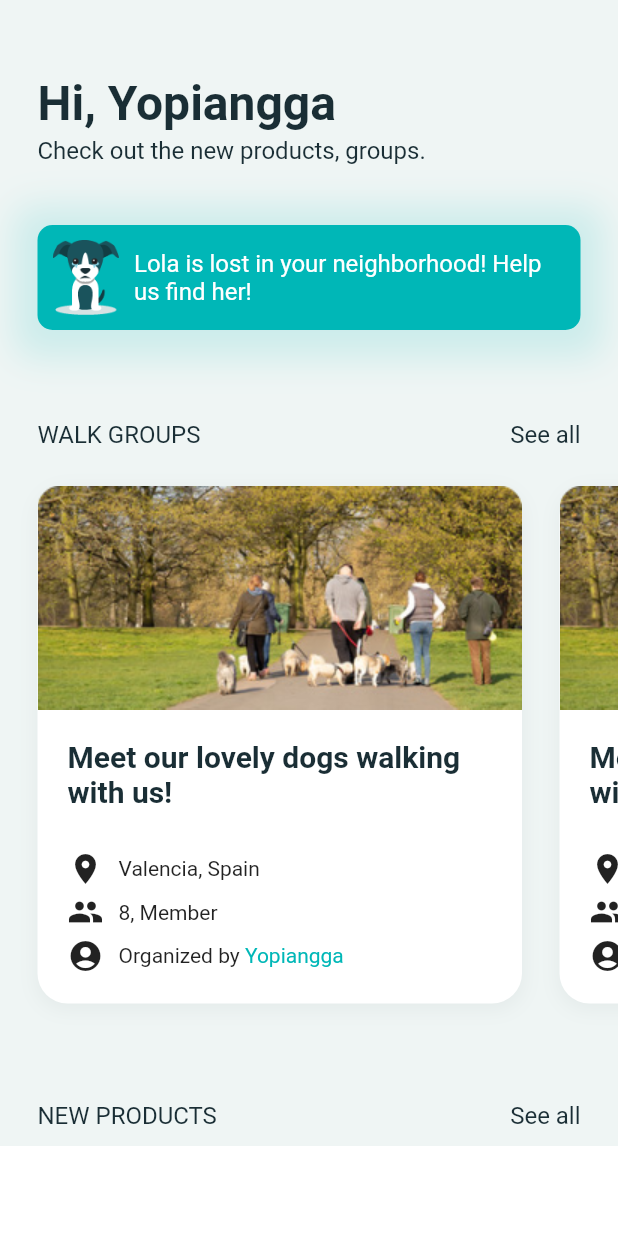
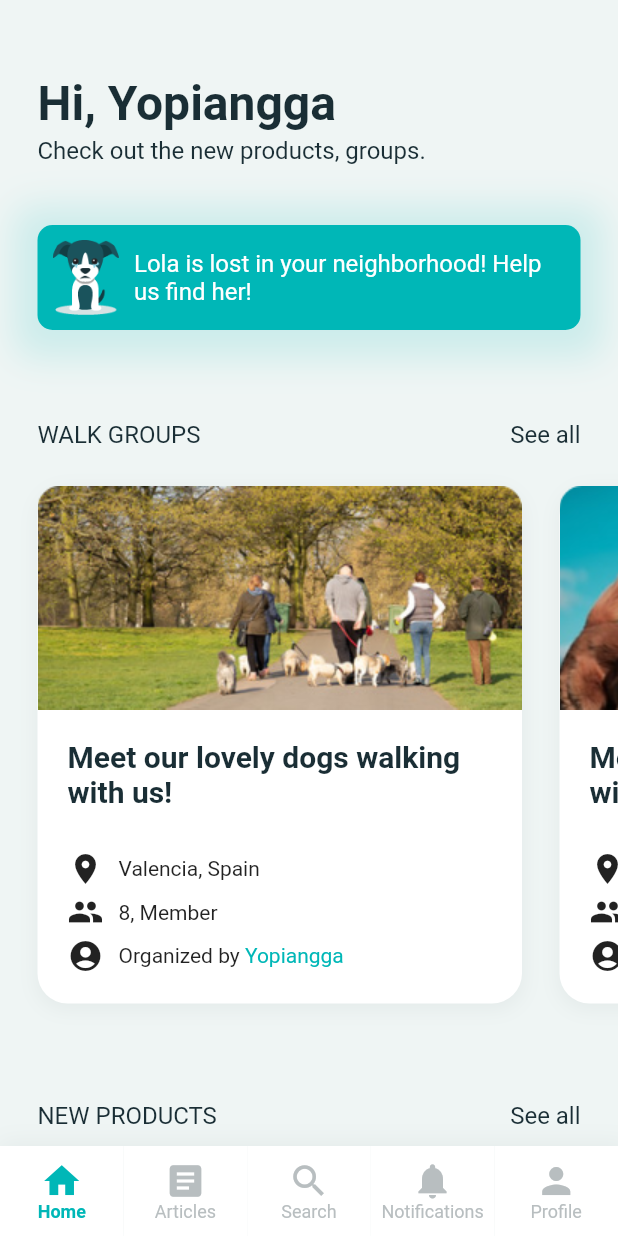
Before and after one commit to yopiangga/petsapp, a Flutter app: the screen it shows after launch, on a phone screen of 412 x 824 dp. Run offline on Flutter 3.47's test engine with Material 2 defaults, Android fonts, the phone set to English and light mode, and no system bars.

Commit message:
bottomnavigation bar

```diff
--- a/lib/Home.dart
+++ b/lib/Home.dart
@@ -8,13 +8,34 @@ class Home extends StatefulWidget {
 }
 
 class _HomeState extends State<Home> {
+  int activeMenu = 0;
+
   @override
   Widget build(BuildContext context) {
     return Scaffold(
       // appBar: AppBar(
       //   title: Text("hallo"),
       // ),
-      bottomNavigationBar: BottomNavBar(),
+      bottomNavigationBar: Container(
+        decoration: BoxDecoration(boxShadow: [
+          BoxShadow(
+            color: Color(0xff1A2E35).withOpacity(0.05),
+            spreadRadius: 3,
+            blurRadius: 12,
+            offset: Offset(3, 0), // changes position of shadow
+          ),
+        ]),
+        child: Row(
+          children: [
+            BottomNavBar(icon: Icons.home, name: "Home", index: 0),
+            BottomNavBar(icon: Icons.article, name: "Articles", index: 1),
+            BottomNavBar(icon: Icons.search, name: "Search", index: 2),
+            BottomNavBar(
+                icon: Icons.notifications, name: "Notifications", index: 3),
+            BottomNavBar(icon: Icons.person, name: "Profile", index: 4),
+          ],
+        ),
+      ),
       backgroundColor: Color(0xFFEFF5F4),
       body: ListView(
         children: [
@@ -111,7 +132,7 @@ class _HomeState extends State<Home> {
                     ),
                     CardWalk(
                       title: "Meet our lovely dogs walking with us!",
-                      image: "assets/images/walkgroup1.png",
+                      image: "assets/images/walkgroup2.png",
                       place: "Valencia, Spain",
                       member: "8",
                       organized: "Yopiangga",
@@ -156,7 +177,7 @@ class _HomeState extends State<Home> {
                     ),
                     CardWalk(
                       title: "Meet our lovely dogs walking with us!",
-                      image: "assets/images/walkgroup1.png",
+                      image: "assets/images/walkgroup2.png",
                       place: "Valencia, Spain",
                       member: "8",
                       organized: "Yopiangga",
@@ -170,6 +191,43 @@ class _HomeState extends State<Home> {
             ]),
           ),
         ],
+      ),
+    );
+  }
+
+  GestureDetector BottomNavBar(
+      {IconData icon = Icons.home, int index = 0, String name = ""}) {
+    return GestureDetector(
+      onTap: () {
+        setState(() {
+          activeMenu = index;
+        });
+      },
+      child: Container(
+        height: 60,
+        width: MediaQuery.of(context).size.width / 5,
+        decoration: BoxDecoration(color: Colors.white),
+        child: Column(
+          mainAxisAlignment: MainAxisAlignment.center,
+          children: [
+            Icon(
+              icon,
+              color:
+                  activeMenu == index ? Color(0xff00B7B7) : Color(0xffB8BEC0),
+              size: 28,
+            ),
+            Text(
+              name,
+              style: TextStyle(
+                  color: activeMenu == index
+                      ? Color(0xff00B7B7)
+                      : Color(0xffB8BEC0),
+                  fontWeight:
+                      activeMenu == index ? FontWeight.bold : FontWeight.normal,
+                  fontSize: 12),
+            )
+          ],
+        ),
       ),
     );
   }
@@ -276,64 +334,3 @@ class CardWalk extends StatelessWidget {
     );
   }
 }
-
-class BottomNavBar extends StatefulWidget {
-  const BottomNavBar({Key? key}) : super(key: key);
-
-  @override
-  _BottomNavBarState createState() => _BottomNavBarState();
-}
-
-class _BottomNavBarState extends State<BottomNavBar> {
-  @override
-  Widget build(BuildContext context) {
-    return Container(
-        height: 60,
-        color: Colors.white,
-        child: GridView.count(
-          crossAxisSpacing: 10,
-          mainAxisSpacing: 10,
-          crossAxisCount: 2,
-          children: [
-            Container(
-              child: Column(
-                mainAxisAlignment: MainAxisAlignment.center,
-                children: [
-                  Icon(
-                    Icons.home,
-                    color: Color(0xff00B7B7),
-                    size: 32,
-                  ),
-                  Text(
-                    "Home",
-                    style: TextStyle(
-                        color: Color(0xff00B7B7),
-                        fontWeight: FontWeight.bold,
-                        fontSize: 14),
-                  )
-                ],
-              ),
-            ),
-            Container(
-              child: Column(
-                mainAxisAlignment: MainAxisAlignment.center,
-                children: [
-                  Icon(
-                    Icons.home,
-                    color: Color(0xff00B7B7),
-                    size: 32,
-                  ),
-                  Text(
-                    "Home",
-                    style: TextStyle(
-                        color: Color(0xff00B7B7),
-                        fontWeight: FontWeight.bold,
-                        fontSize: 14),
-                  )
-                ],
-              ),
-            )
-          ],
-        ));
-  }
-}
```
Also changed, not shown: pubspec.yaml (+9 -0 lines), assets/images/find1.png (added), assets/images/find2.png (added), assets/images/find3.png (added), assets/images/find4.png (added), assets/images/find5.png (added), assets/images/find6.png (added), assets/images/find7.png (added), assets/images/find8.png (added), assets/images/walkgroup2.png (added).
